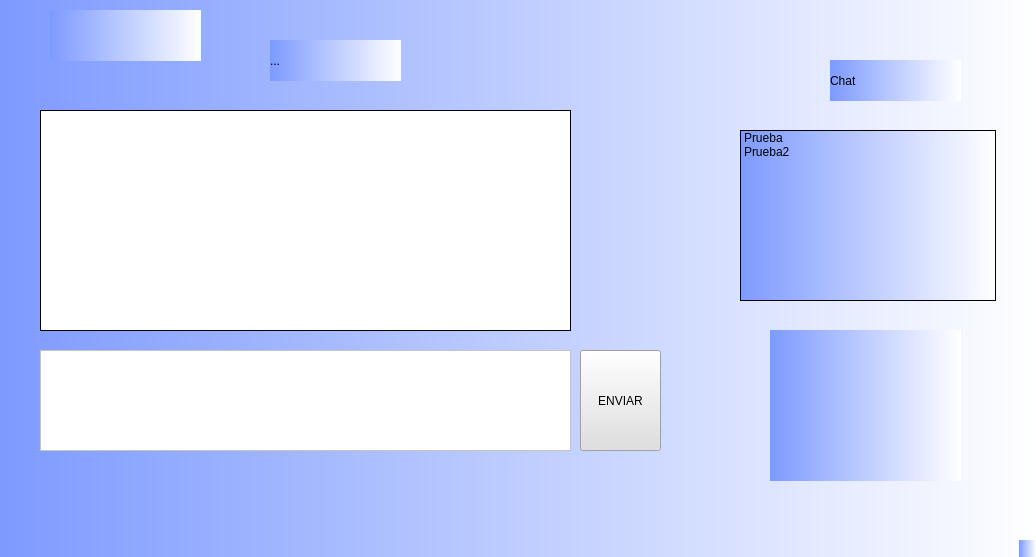
This is Practica7/chat.ui in alexd403/PA_team as Qt 5 draws it before an edit. The edited form follows.
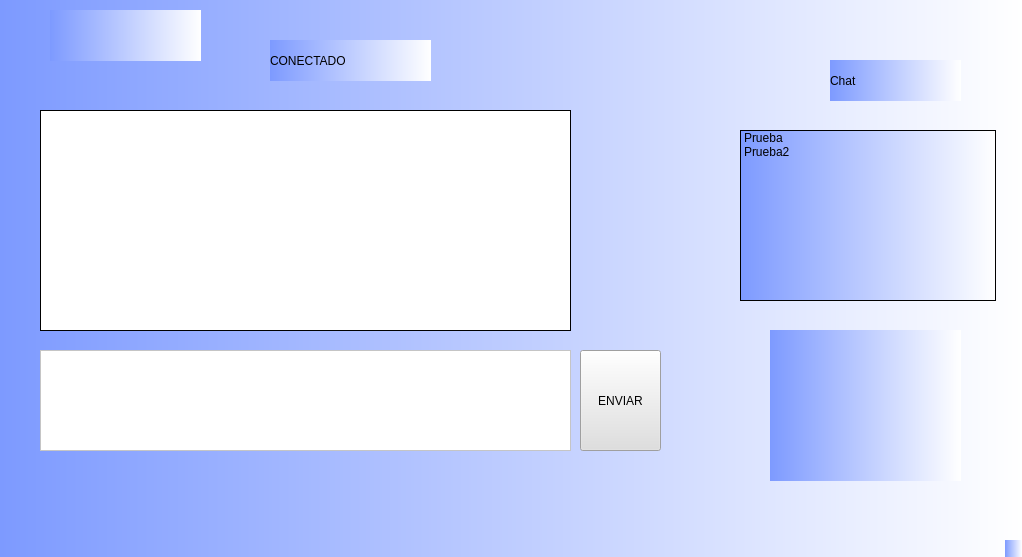
This is the edited form. Icons and pictures are not drawn.

What changed in the file:
```diff
--- a/Practica7/chat.ui
+++ b/Practica7/chat.ui
@@ -6,7 +6,7 @@
    <rect>
     <x>0</x>
     <y>0</y>
-    <width>1036</width>
+    <width>1022</width>
     <height>557</height>
    </rect>
   </property>
@@ -81,7 +81,7 @@
      <rect>
       <x>270</x>
       <y>40</y>
-      <width>131</width>
+      <width>161</width>
       <height>41</height>
      </rect>
     </property>
@@ -90,7 +90,7 @@
 font: 18pt &quot;MV Boli&quot;;</string>
     </property>
     <property name="text">
-     <string>...</string>
+     <string>CONECTADO</string>
     </property>
    </widget>
    <widget class="QLabel" name="img_lbl">
```
Left out of the diff: 2 changed lines with no effect on the pictures.
